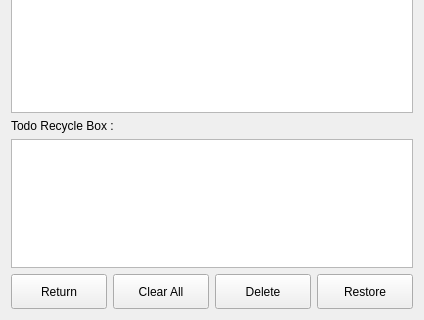
Above: src/dlgtodo.ui from ic005k/Knot-Legacy before the change; both pictures show x 0 to 424 and y 140 to 460 of the 424 by 460 pixel window. Below: the same form after it.
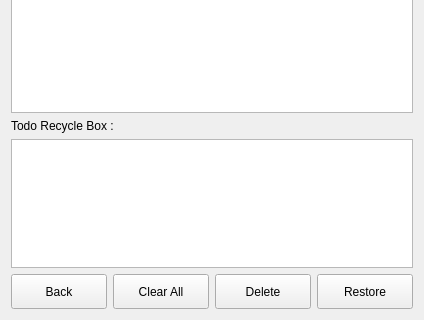
That is the form after the change. Icons and pictures are not drawn.

What changed in the file:
```diff
--- a/src/dlgtodo.ui
+++ b/src/dlgtodo.ui
@@ -50,7 +50,7 @@
          </size>
         </property>
         <property name="text">
-         <string>Return</string>
+         <string>Back</string>
         </property>
        </widget>
       </item>
```
